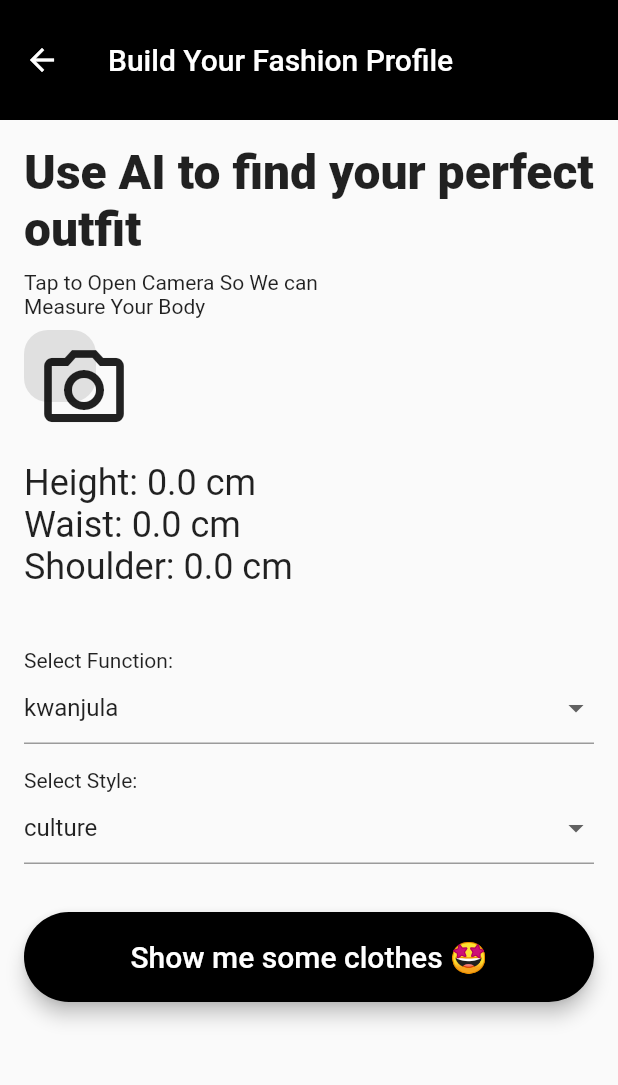
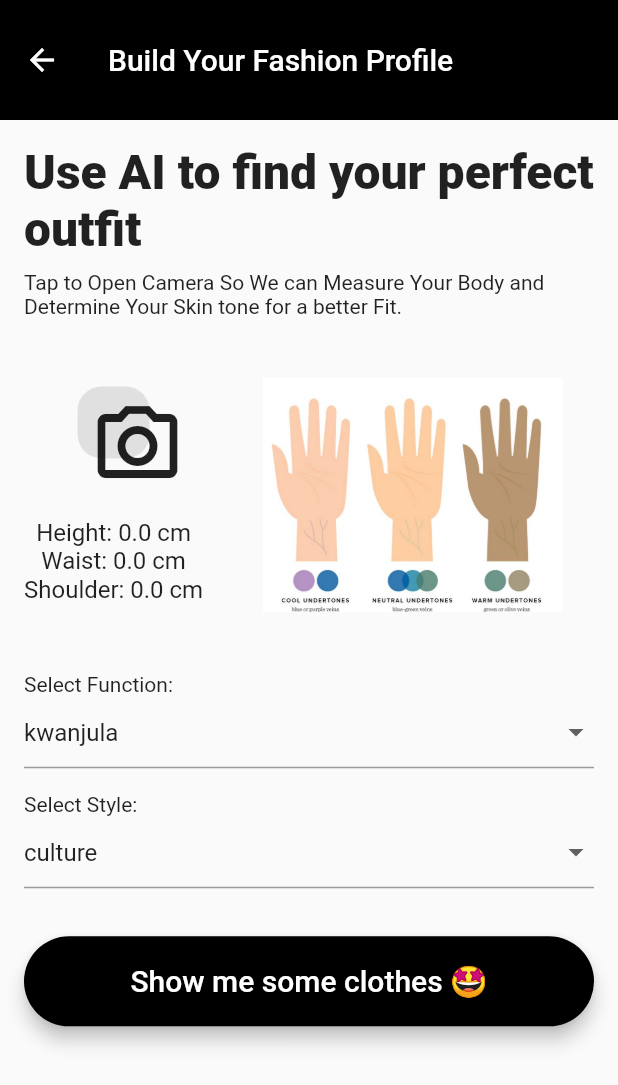
Before and after one commit to Marcollins2/kiwi_app, a Flutter app: the UserFashionProfileScreen screen opened directly, on a phone screen of 412 x 824 dp. Shown: the top 1085 px of the screen. Run offline on Flutter 3.47's test engine with Material 2 defaults, Android fonts, the light colour scheme and no system bars; our stand-ins replace appwrite, camera, get, get_storage; missing offline and left inert: tflite; accounts and stored records are empty; network calls fail.

Commit message:
adds skin tone image

```diff
--- a/lib/Screens/UserFashionProfile.dart
+++ b/lib/Screens/UserFashionProfile.dart
@@ -5,7 +5,6 @@ import 'package:get_storage/get_storage.dart';
 import 'package:kiwi_app/AI/DetectionScreen.dart';
 import 'package:kiwi_app/Helpers/Constants.dart';
 import 'package:kiwi_app/Screens/HomeScreen.dart';
-
 
 class UserFashionProfileScreen extends StatefulWidget {
   @override
@@ -15,7 +14,6 @@ class UserFashionProfileScreen extends StatefulWidget {
 
 class _UserFashionProfileScreenState extends State<UserFashionProfileScreen> {
   late List<CameraDescription> cameras;
-
 
   String _selectedFunction = 'kwanjula';
   String _selectedStyle = 'culture';
@@ -77,10 +75,16 @@ class _UserFashionProfileScreenState extends State<UserFashionProfileScreen> {
             SizedBox(
               height: 8,
             ),
-            Text('Tap to Open Camera So We can \nMeasure Your Body'),
+            Text(
+                'Tap to Open Camera So We can Measure Your Body and Determine Your Skin tone for a better Fit.'),
             SizedBox(
-              height: 8,
+              height: 40,
             ),
+            Row(
+              mainAxisAlignment: MainAxisAlignment.start,
+              children: [
+                Column(
+                  children: [
                     Container(
                       decoration: BoxDecoration(
                         color: Colors.grey[300],
@@ -100,19 +104,30 @@ class _UserFashionProfileScreenState extends State<UserFashionProfileScreen> {
                       height: 40,
                     ),
                     Column(
-              crossAxisAlignment: CrossAxisAlignment.start,
+                      crossAxisAlignment: CrossAxisAlignment.center,
                       children: [
                         Text(
                           "Height: $_userHeightSize",
-                  style: TextStyle(fontSize: 24),
+                          style: TextStyle(fontSize: 16),
                         ),
                         Text(
                           "Waist: $_userWaistSize",
-                  style: TextStyle(fontSize: 24),
+                          style: TextStyle(fontSize: 16),
                         ),
                         Text(
                           "Shoulder: $_userShoulderSize",
-                  style: TextStyle(fontSize: 24),
+                          style: TextStyle(fontSize: 16),
+                        ),
+                      ],
+                    ),
+                  ],
+                ),
+                SizedBox(
+                  width: 40,
+                ),
+                Image(
+                  image: AssetImage('assets/images/skin_tone.jpg'),
+                  width: 200,
                 ),
               ],
             ),
@@ -191,8 +206,6 @@ class _UserFashionProfileScreenState extends State<UserFashionProfileScreen> {
                 elevation: 5.0,
                 child: MaterialButton(
                   onPressed: () {
-
-
                     openHomeScreen();
                   },
                   minWidth: MediaQuery.of(context).size.width,
--- a/pubspec.yaml
+++ b/pubspec.yaml
@@ -54,7 +54,7 @@ flutter:
 
   # To add assets to your application, add an assets section, like this:
   assets:
-    - images/
+    - assets/images/
     - assets/models/yolov2_tiny.tflite
     - assets/models/yolov2_tiny.txt
     - assets/models/ssd_mobilenet.tflite
```
Lines whose indentation alone changed are shown as unchanged.
